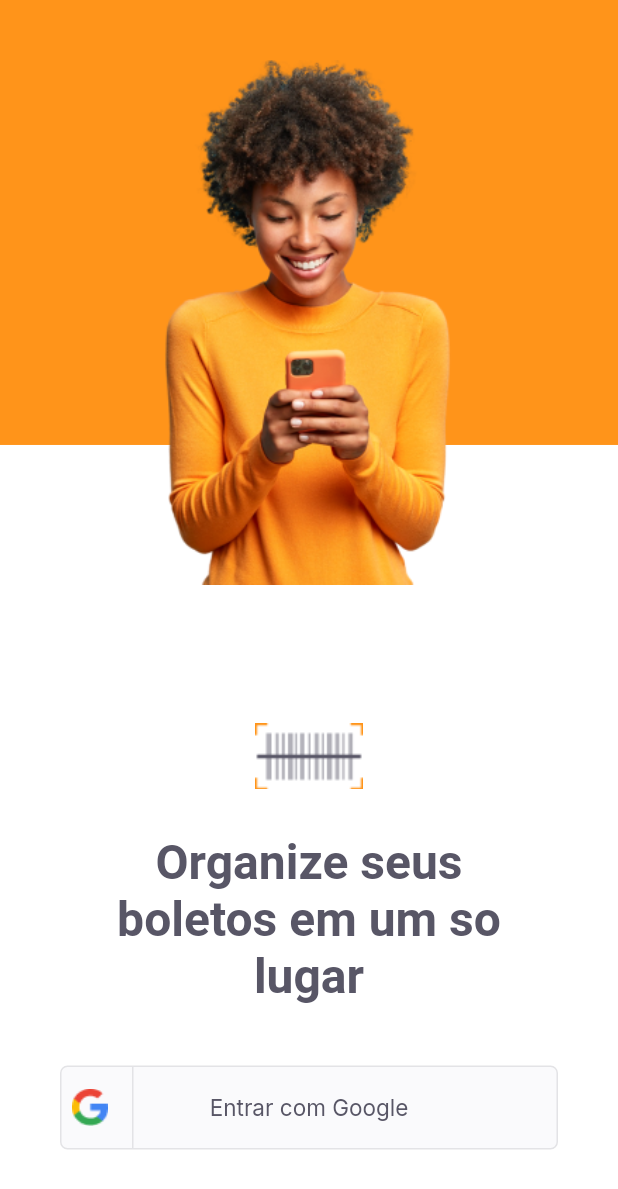
After one commit to moraes3000/nlw06-flutter-payflow, a Flutter app: the LoginPage screen opened directly, on a phone screen of 412 x 824 dp. The commit adds this screen. Shown: the top 1189 px of the screen. Run offline on Flutter 3.47's test engine with Material 2 defaults, Android fonts, the phone set to English and light mode, and no system bars; our stand-ins replace google_fonts.

Commit message:
tela login

```diff
--- a/lib/main.dart
+++ b/lib/main.dart
@@ -1,6 +1,8 @@
 import 'package:flutter/material.dart';
+import 'package:payflow/modules/login/login_page.dart';
 import 'package:payflow/shared/themes/app_colors.dart';
 
+import 'modules/home/home_page.dart';
 import 'modules/splash/splash_page.dart';
 
 void main() {
@@ -13,7 +15,7 @@ class AppWidget extends StatelessWidget {
     return MaterialApp(
       title: 'PayFlow',
       theme: ThemeData(primaryColor: AppColors.primary),
-      home: SlashPage(),
+      home: HomePage(),
     );
   }
 }
--- /dev/null
+++ b/lib/modules/home/home_page.dart
@@ -0,0 +1,12 @@
+import 'package:flutter/material.dart';
+
+class HomePage extends StatelessWidget {
+  const HomePage({Key? key}) : super(key: key);
+
+  @override
+  Widget build(BuildContext context) {
+    return Scaffold(
+      appBar: AppBar(title: Text("HomePage")),
+    );
+  }
+}
--- /dev/null
+++ b/lib/modules/login/login_page.dart
@@ -0,0 +1,69 @@
+import 'package:flutter/material.dart';
+import 'package:payflow/shared/themes/app_colors.dart';
+import 'package:payflow/shared/themes/app_images.dart';
+import 'package:payflow/shared/themes/app_text_styles.dart';
+import 'package:payflow/shared/widgets/social_login_button.dart';
+
+class LoginPage extends StatefulWidget {
+  const LoginPage({Key? key}) : super(key: key);
+
+  @override
+  _LoginPageState createState() => _LoginPageState();
+}
+
+class _LoginPageState extends State<LoginPage> {
+  @override
+  Widget build(BuildContext context) {
+    final size = MediaQuery.of(context).size;
+    return Scaffold(
+        backgroundColor: AppColors.background,
+        body: Container(
+          width: size.width,
+          height: size.height,
+          child: Stack(children: [
+            Container(
+              width: size.width,
+              height: size.height * 0.36,
+              color: AppColors.primary,
+            ),
+            Positioned(
+              top: 40,
+              left: 0,
+              right: 0,
+              child: Image.asset(AppImages.person, width: 208, height: 350),
+            ),
+            Positioned(
+                bottom: size.height * 0.07,
+                left: 0,
+                right: 0,
+                child: Column(
+                    mainAxisAlignment: MainAxisAlignment.center,
+                    crossAxisAlignment: CrossAxisAlignment.center,
+                    children: [
+                      Image.asset(AppImages.logomini),
+                      Padding(
+                        padding:
+                            const EdgeInsets.only(top: 30, left: 70, right: 70),
+                        child: Text(
+                          "Organize seus boletos em um so lugar",
+                          textAlign: TextAlign.center,
+                          style: TextStyles.titleHome,
+                        ),
+                      ),
+                      Padding(
+                        padding: const EdgeInsets.only(
+                          left: 40,
+                          right: 40,
+                          top: 40,
+                        ),
+                        child: SocialLoginButton(
+                          onTap: () {
+                            print('clicou');
+                          },
+                        ),
+                      )
+                    ])),
+          ]),
+        ));
+  }
+}
--- /dev/null
+++ b/lib/shared/widgets/social_login_button.dart
@@ -0,0 +1,47 @@
+import 'package:flutter/material.dart';
+import 'package:payflow/shared/themes/app_colors.dart';
+import 'package:payflow/shared/themes/app_images.dart';
+import 'package:payflow/shared/themes/app_text_styles.dart';
+
+class SocialLoginButton extends StatelessWidget {
+  final VoidCallback onTap;
+  const SocialLoginButton({Key? key, required this.onTap}) : super(key: key);
+
+  @override
+  Widget build(BuildContext context) {
+    return InkWell(
+      onTap: onTap,
+      child: Container(
+        height: 56,
+        decoration: BoxDecoration(
+            color: AppColors.shape,
+            borderRadius: BorderRadius.circular(5),
+            border: Border.fromBorderSide(BorderSide(color: AppColors.stroke))),
+        child: Row(
+          children: [
+            Expanded(
+                flex: 1,
+                child: Row(
+                  mainAxisAlignment: MainAxisAlignment.center,
+                  children: [
+                    Image.asset(AppImages.google),
+                    SizedBox(width: 16),
+                    Container(height: 56, width: 1, color: AppColors.stroke),
+                  ],
+                )),
+            Expanded(
+              flex: 4,
+              child: Row(
+                mainAxisAlignment: MainAxisAlignment.center,
+                children: [
+                  Text("Entrar com Google", style: TextStyles.buttonGray),
+                ],
+              ),
+            ),
+            Expanded(child: Container()),
+          ],
+        ),
+      ),
+    );
+  }
+}
```
Also changed, not shown: 1 other file.
